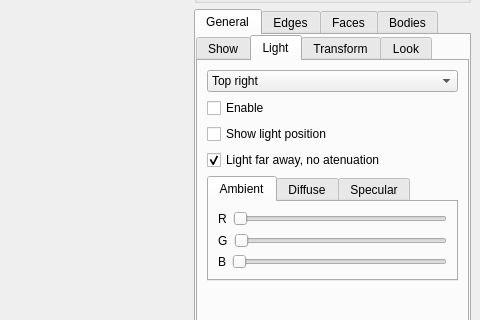
Above: MainWindow.ui from danlipsa/foamvis before the change; both pictures show x 396 to 876 and y 122 to 442 of the 876 by 591 pixel window. Below: the same form after it.
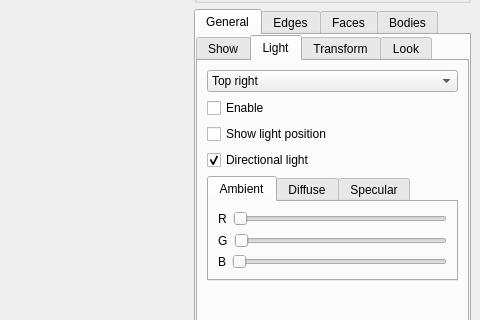
That is the form after the change. The open tabs and pages were chosen to show the change. Custom widgets are drawn as their Qt base class.

Patch:
```diff
--- a/MainWindow.ui
+++ b/MainWindow.ui
@@ -373,7 +373,7 @@
                <item>
                 <widget class="QCheckBox" name="checkBoxDirectionalLightEnabled">
                  <property name="text">
-                  <string>Light far away, no atenuation</string>
+                  <string>Directional light</string>
                  </property>
                  <property name="checked">
                   <bool>true</bool>
```
Left out of the diff: 2 changed lines with no effect on the pictures.
